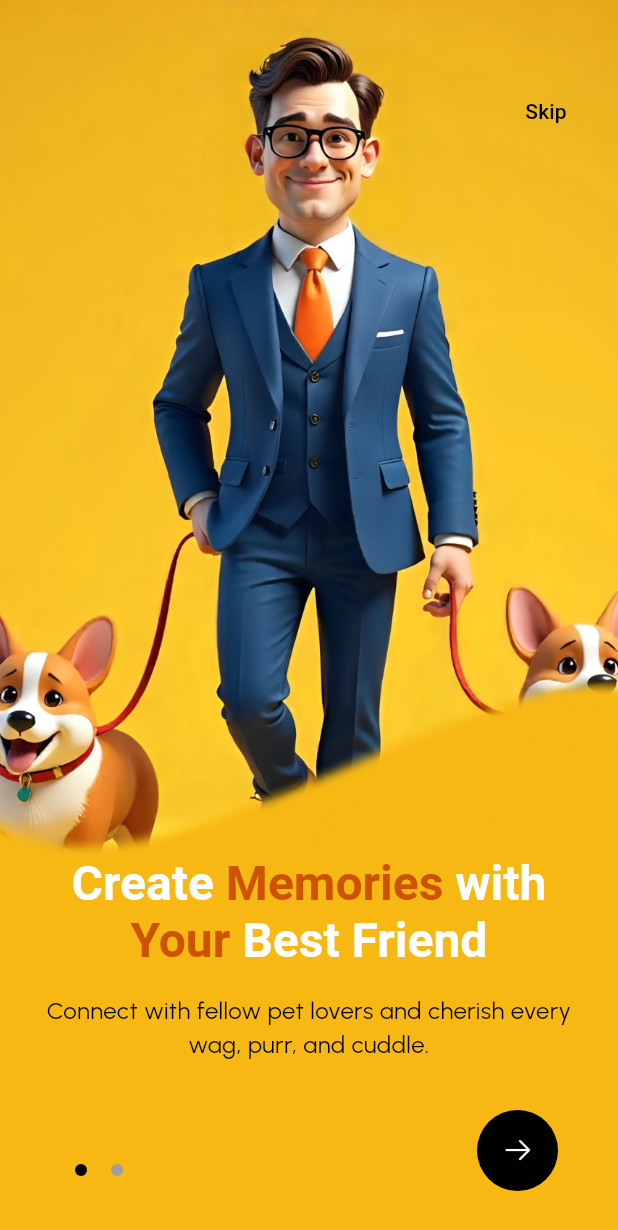
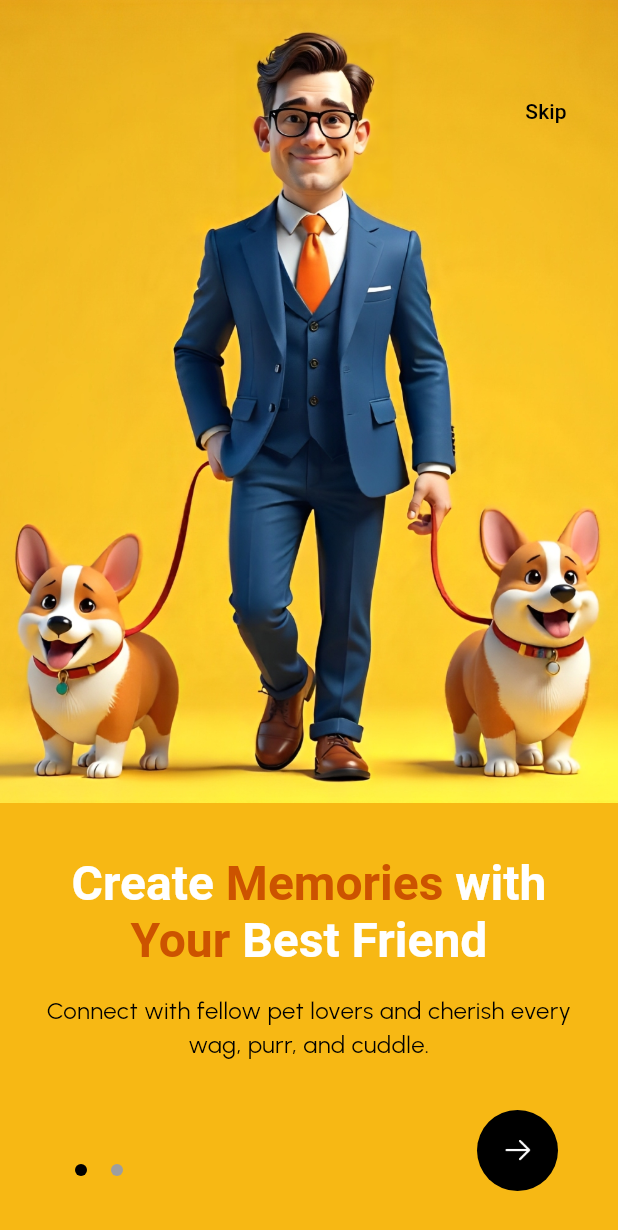
Before and after one commit to Alnur17/tails_date, a Flutter app: the screen it shows after launch, on a phone screen of 412 x 824 dp. Shown: the top 1230 px of the screen. Run offline on Flutter 3.47's test engine with Material 3 defaults, Android fonts, the phone set to English and light mode, and no system bars; drawn by our look-alikes of smooth_page_indicator; our stand-ins replace get, google_fonts, image_picker, pin_code_fields, share_plus, video_player.

Commit message:
made some changes

```diff
--- a/lib/app/modules/auth_landing/views/auth_landing_view.dart
+++ b/lib/app/modules/auth_landing/views/auth_landing_view.dart
@@ -113,7 +113,7 @@ class AuthLandingView extends GetView<AuthHomeController> {
                         TextSpan(
                           //recognizer: ,
                           text: 'Log In',
-                          style: h3.copyWith(fontSize: 18,color: AppColors.white,),
+                          style: h3.copyWith(fontSize: 20,fontWeight: FontWeight.bold,color: AppColors.goldenYellow,),
                         ),
                       ],
                     ),
--- a/lib/app/modules/onboarding/views/widgets/onboardingwidget.dart
+++ b/lib/app/modules/onboarding/views/widgets/onboardingwidget.dart
@@ -27,22 +27,22 @@ class OnboardingPage extends StatelessWidget {
       child: Stack(
         children: [
           Positioned.fill(
-            bottom: Get.height * 0.25,
+            bottom: Get.height * 0.35,
             child: Image.asset(
               image,
               fit: BoxFit.cover,
               width: Get.width,
             ),
           ),
-          Positioned(
-            bottom: 0,
-            child: Image.asset(
-              backgroundImage,
-              scale: 4,
-              fit: BoxFit.contain,
-              width: Get.width,
-            ),
-          ),
+          // Positioned(
+          //   bottom: 0,
+          //   child: Image.asset(
+          //     backgroundImage,
+          //     scale: 4,
+          //     fit: BoxFit.contain,
+          //     width: Get.width,
+          //   ),
+          // ),
           Container(
             padding: EdgeInsets.all(16),
             child: Column(
--- a/lib/common/app_color/app_colors.dart
+++ b/lib/common/app_color/app_colors.dart
@@ -29,7 +29,7 @@ class AppColors{
   static const blueDark = Color(0xff283891);
   static const lightBlue = Color(0xff40C4FF);
   static const hintColor = Color(0xff8b8989);
-  static const greenLight = Color(0xffe0f3f1);
+  static const greenLight = Color(0xff77f8ed);
   static const whiteDark = Color(0xffBEBEBE);
   static const primary = Color(0xff4DB5AD);
   static const orange = Color(0xffff6200);
```
